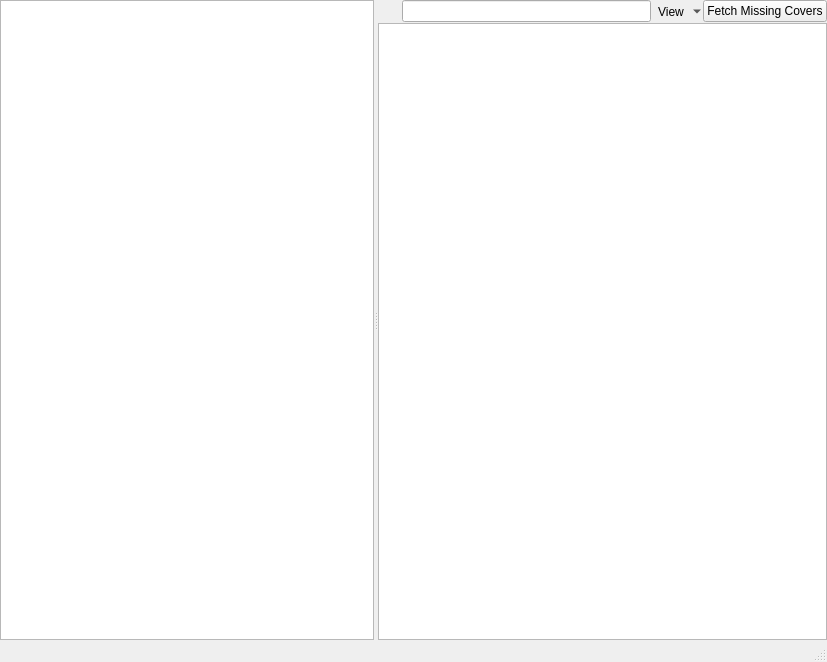
Before: the Qt Designer form src/ui/albumcovermanager.ui in clementine-player/Clementine, drawn with Qt 5.
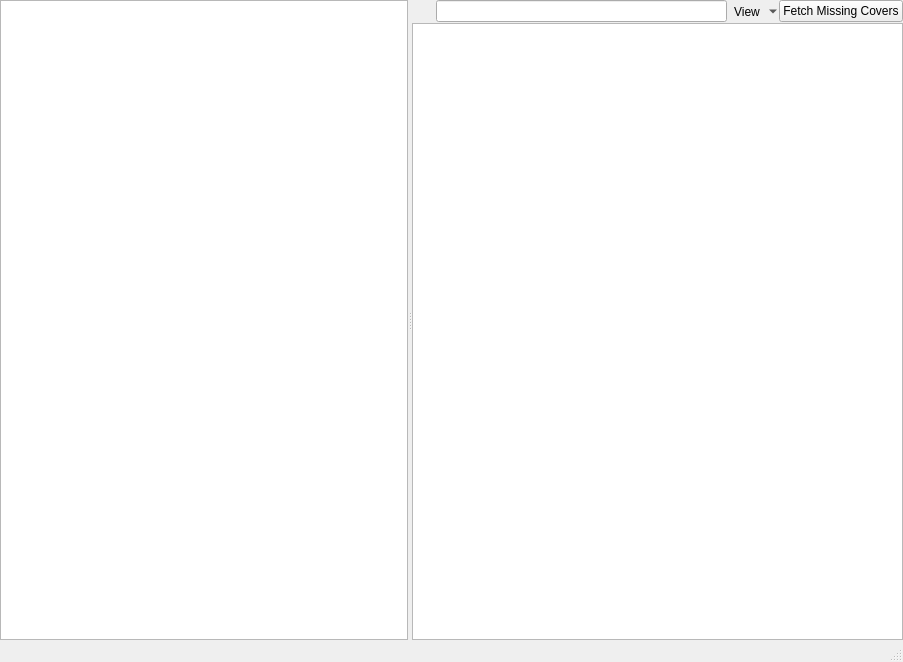
After: the same form once the commit is applied. Icons and pictures are not drawn. Custom widgets are drawn as their Qt base class.

Commit message: Give the album cover manager a better default size.  Thanks himynameiszacHandiamapirate

Diff of the .ui file:
```diff
--- a/src/ui/albumcovermanager.ui
+++ b/src/ui/albumcovermanager.ui
@@ -6,7 +6,7 @@
    <rect>
     <x>0</x>
     <y>0</y>
-    <width>827</width>
+    <width>903</width>
     <height>662</height>
    </rect>
   </property>
```
Left out of the diff: 2 changed lines with no effect on the pictures.
